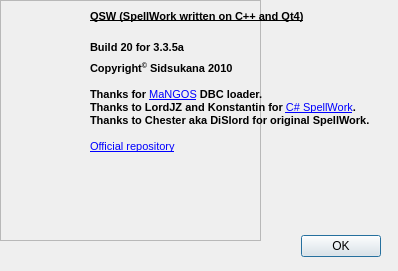
This is QSW/AboutFormUI.ui in sidsukana/QSpellWork as Qt 5 draws it before an edit. The edited form follows.
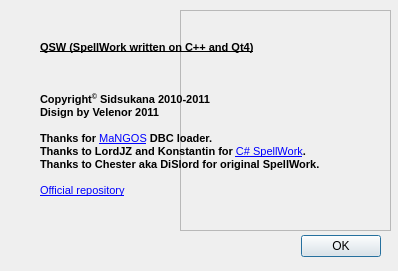
This is the edited form. Icons and pictures are not drawn.

Patch:
```diff
--- a/QSW/AboutFormUI.ui
+++ b/QSW/AboutFormUI.ui
@@ -51,10 +51,10 @@
   <widget class="QFrame" name="frame">
    <property name="geometry">
     <rect>
-     <x>0</x>
-     <y>0</y>
-     <width>261</width>
-     <height>241</height>
+     <x>180</x>
+     <y>10</y>
+     <width>211</width>
+     <height>221</height>
     </rect>
    </property>
    <property name="styleSheet">
@@ -70,10 +70,10 @@
   <widget class="QLabel" name="label">
    <property name="geometry">
     <rect>
-     <x>90</x>
-     <y>10</y>
-     <width>301</width>
-     <height>151</height>
+     <x>40</x>
+     <y>40</y>
+     <width>321</width>
+     <height>171</height>
     </rect>
    </property>
    <property name="text">
@@ -85,7 +85,8 @@
 &lt;p style=&quot;-qt-paragraph-type:empty; margin-top:0px; margin-bottom:0px; margin-left:0px; margin-right:0px; -qt-block-indent:0; text-indent:0px; font-size:8pt; font-weight:600;&quot;&gt;&lt;/p&gt;
 &lt;p style=&quot;-qt-paragraph-type:empty; margin-top:0px; margin-bottom:0px; margin-left:0px; margin-right:0px; -qt-block-indent:0; text-indent:0px; font-size:8pt;&quot;&gt;&lt;/p&gt;
 &lt;p style=&quot;-qt-paragraph-type:empty; margin-top:0px; margin-bottom:0px; margin-left:0px; margin-right:0px; -qt-block-indent:0; text-indent:0px; font-size:8pt; font-weight:600;&quot;&gt;&lt;/p&gt;
-&lt;p style=&quot; margin-top:0px; margin-bottom:0px; margin-left:0px; margin-right:0px; -qt-block-indent:0; text-indent:0px;&quot;&gt;&lt;span style=&quot; font-size:8pt; font-weight:600;&quot;&gt;Copyright&lt;/span&gt;&lt;span style=&quot; font-size:8pt; font-weight:600; vertical-align:super;&quot;&gt;©&lt;/span&gt;&lt;span style=&quot; font-size:8pt; font-weight:600;&quot;&gt; Sidsukana 2010&lt;/span&gt;&lt;/p&gt;
+&lt;p style=&quot; margin-top:0px; margin-bottom:0px; margin-left:0px; margin-right:0px; -qt-block-indent:0; text-indent:0px;&quot;&gt;&lt;span style=&quot; font-size:8pt; font-weight:600;&quot;&gt;Copyright&lt;/span&gt;&lt;span style=&quot; font-size:8pt; font-weight:600; vertical-align:super;&quot;&gt;©&lt;/span&gt;&lt;span style=&quot; font-size:8pt; font-weight:600;&quot;&gt; Sidsukana 2010-2011&lt;/span&gt;&lt;/p&gt;
+&lt;p style=&quot; margin-top:0px; margin-bottom:0px; margin-left:0px; margin-right:0px; -qt-block-indent:0; text-indent:0px;&quot;&gt;&lt;span style=&quot; font-size:8pt; font-weight:600;&quot;&gt;Disign by Velenor 2011&lt;/span&gt;&lt;/p&gt;
 &lt;p style=&quot;-qt-paragraph-type:empty; margin-top:0px; margin-bottom:0px; margin-left:0px; margin-right:0px; -qt-block-indent:0; text-indent:0px; font-size:8pt; font-weight:600;&quot;&gt;&lt;/p&gt;
 &lt;p style=&quot; margin-top:0px; margin-bottom:0px; margin-left:0px; margin-right:0px; -qt-block-indent:0; text-indent:0px;&quot;&gt;&lt;span style=&quot; font-size:8pt; font-weight:600;&quot;&gt;Thanks for &lt;/span&gt;&lt;a href=&quot;http://getmangos.com/&quot;&gt;&lt;span style=&quot; font-size:8pt; text-decoration: underline; color:#0000ff;&quot;&gt;MaNGOS&lt;/span&gt;&lt;/a&gt;&lt;span style=&quot; font-size:8pt; font-weight:600;&quot;&gt; DBC loader.&lt;/span&gt;&lt;/p&gt;
 &lt;p style=&quot; margin-top:0px; margin-bottom:0px; margin-left:0px; margin-right:0px; -qt-block-indent:0; text-indent:0px;&quot;&gt;&lt;span style=&quot; font-size:8pt; font-weight:600;&quot;&gt;Thanks to LordJZ and Konstantin for &lt;/span&gt;&lt;a href=&quot;http://github.com/LordJZ/spellwork_cs&quot;&gt;&lt;span style=&quot; font-size:8pt; text-decoration: underline; color:#0000ff;&quot;&gt;C# SpellWork&lt;/span&gt;&lt;/a&gt;&lt;span style=&quot; font-size:8pt; font-weight:600;&quot;&gt;.&lt;/span&gt;&lt;/p&gt;
@@ -98,10 +99,10 @@
     <widget class="QLabel" name="versionLabel">
     <property name="geometry">
         <rect>
-        <x>90</x>
-        <y>40</y>
-        <width>301</width>
-        <height>16</height>
+     <x>40</x>
+     <y>70</y>
+     <width>311</width>
+     <height>20</height>
         </rect>
     </property>
     <property name="text">
@@ -109,7 +110,7 @@
 &lt;html&gt;&lt;head&gt;&lt;meta name=&quot;qrichtext&quot; content=&quot;1&quot; /&gt;&lt;style type=&quot;text/css&quot;&gt;
 p, li { white-space: pre-wrap; }
 &lt;/style&gt;&lt;/head&gt;&lt;body style=&quot; font-family:'MS Shell Dlg 2'; font-size:8.25pt; font-weight:400; font-style:normal;&quot;&gt;
-&lt;p style=&quot; margin-top:0px; margin-bottom:0px; margin-left:0px; margin-right:0px; -qt-block-indent:0; text-indent:0px;&quot;&gt;&lt;span style=&quot; font-size:8pt; font-weight:600;&quot;&gt;Build 20 for 3.3.5a&lt;/span&gt;&lt;/p&gt;&lt;/body&gt;&lt;/html&gt;</string>
+&lt;p style=&quot;-qt-paragraph-type:empty; margin-top:0px; margin-bottom:0px; margin-left:0px; margin-right:0px; -qt-block-indent:0; text-indent:0px; font-size:8pt;&quot;&gt;&lt;/p&gt;&lt;/body&gt;&lt;/html&gt;</string>
     </property>
     </widget>
  </widget>
```
Left out of the diff: 4 changed lines with no effect on the pictures. Lines whose indentation alone changed are shown as unchanged.
